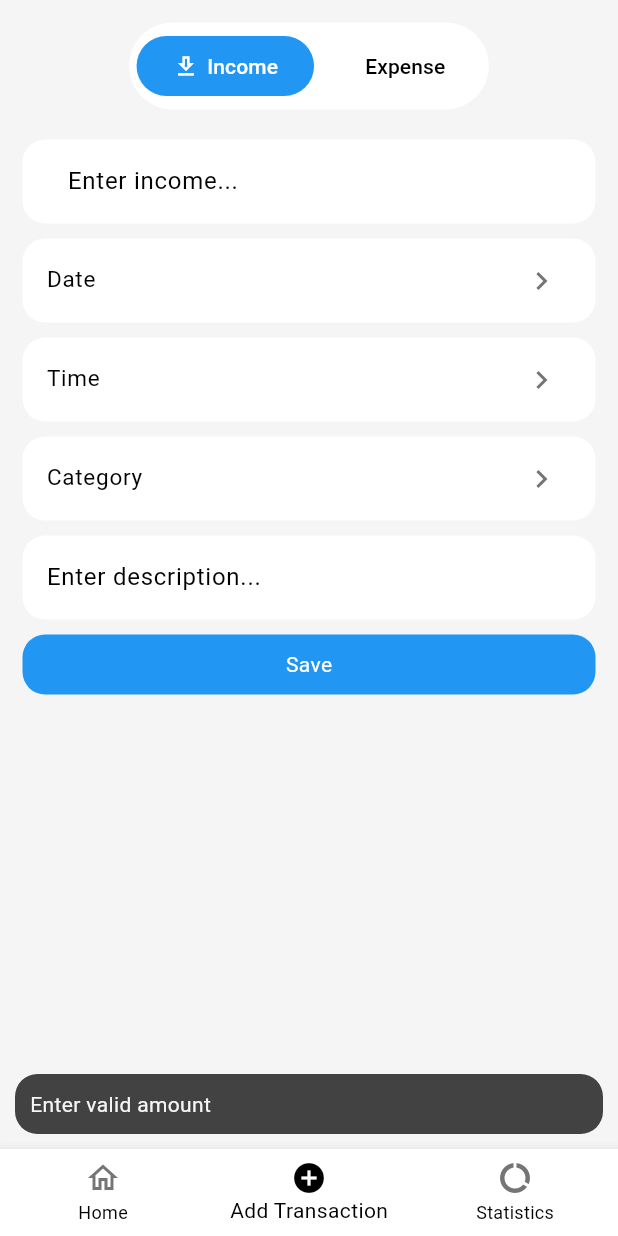
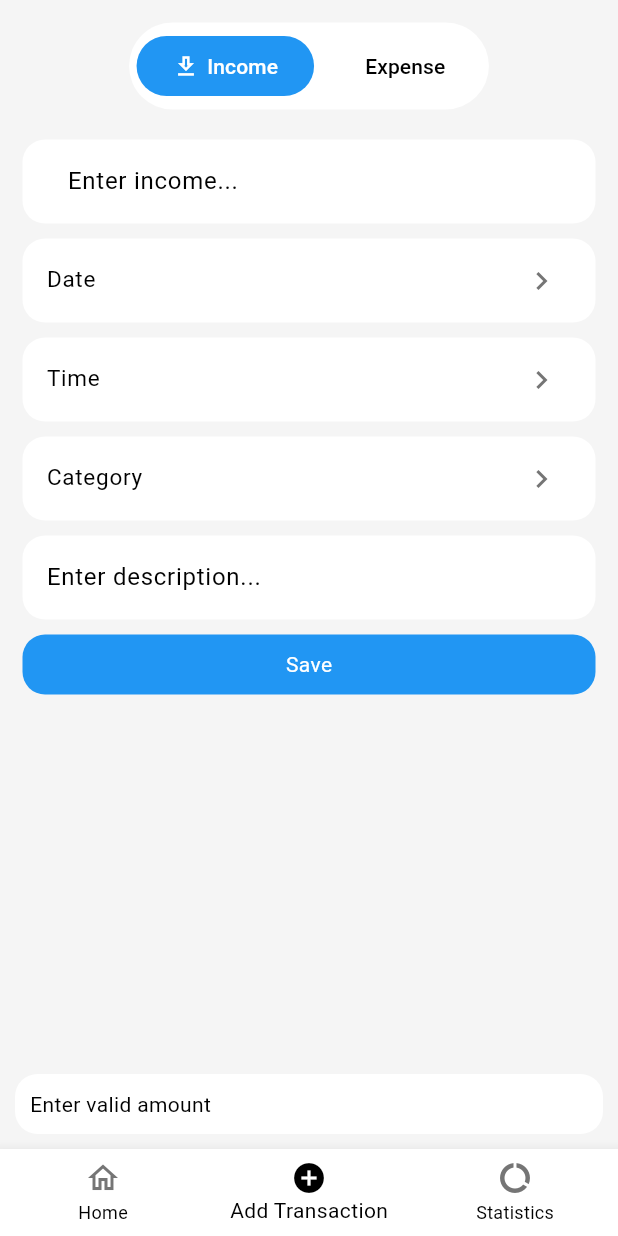
Before and after one commit to atomi19/open_budget, a Flutter app: the screen it shows after launch, item 2 of the bottom bar chosen, after a tap on "Save", on a phone screen of 412 x 824 dp. Run offline on Flutter 3.47's test engine with Material 3 defaults, Android fonts, the phone set to English and light mode, and no system bars; our stand-ins replace drift, drift_flutter, shared_preferences; accounts and stored records are empty; generated files the repository leaves out were written again.

Commit message:
Fix text contrast in SnackBar on Add Transaction page

```diff
--- a/lib/pages/add_transaction_page.dart
+++ b/lib/pages/add_transaction_page.dart
@@ -190,7 +190,14 @@ class _AddTransactionPageState extends State<AddTransactionPage> {
               HapticFeedback.lightImpact();
               handleDataSubmit(
                 db: widget.db,
-                displaySnackBar: (content) => showSnackBar(context: context, content: Text(content)),
+                displaySnackBar: (content) =>
+                  showSnackBar(
+                    context: context,
+                    content: Text(
+                      content,
+                      style: TextStyle(color: Theme.of(context).colorScheme.onPrimary),
+                    ),
+                  ),
                 amountStr: isIncome
                 ? _amountController.text // income amount
                 : '-${_amountController.text}', // expense amount
--- a/lib/widgets/show_snack_bar.dart
+++ b/lib/widgets/show_snack_bar.dart
@@ -13,7 +13,7 @@ void showSnackBar({
       content: Container(
         padding: const EdgeInsets.all(10),
         decoration: BoxDecoration(
-          color: Colors.grey.shade800,
+          color: Theme.of(context).colorScheme.primaryContainer,
           borderRadius: BorderRadius.circular(15),
         ),
         child: content,
```
